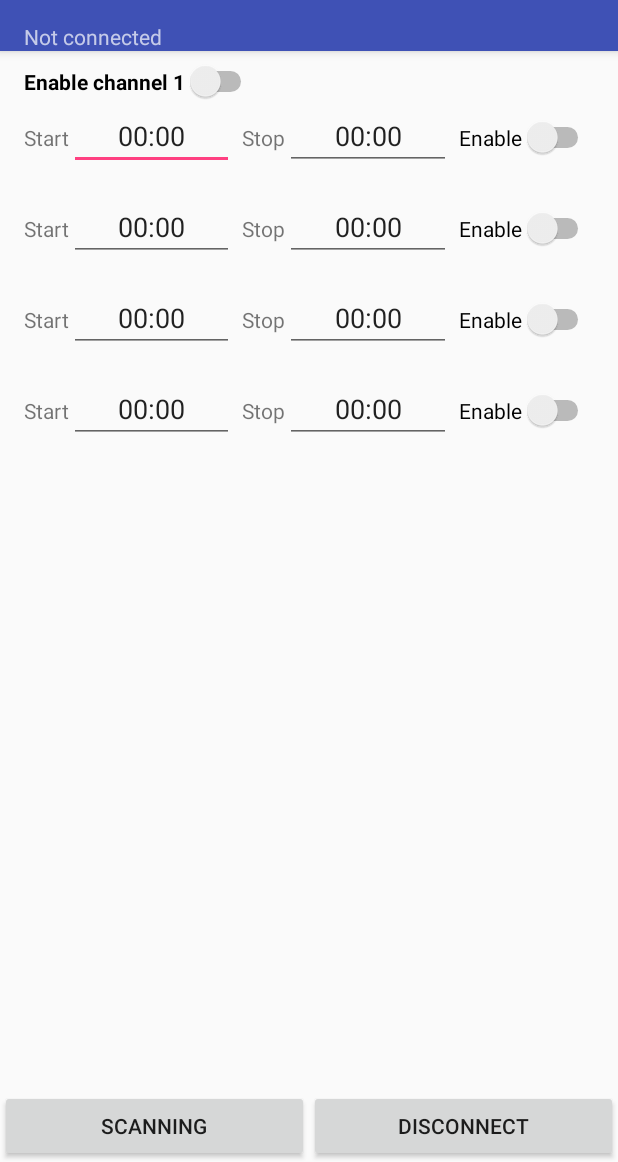
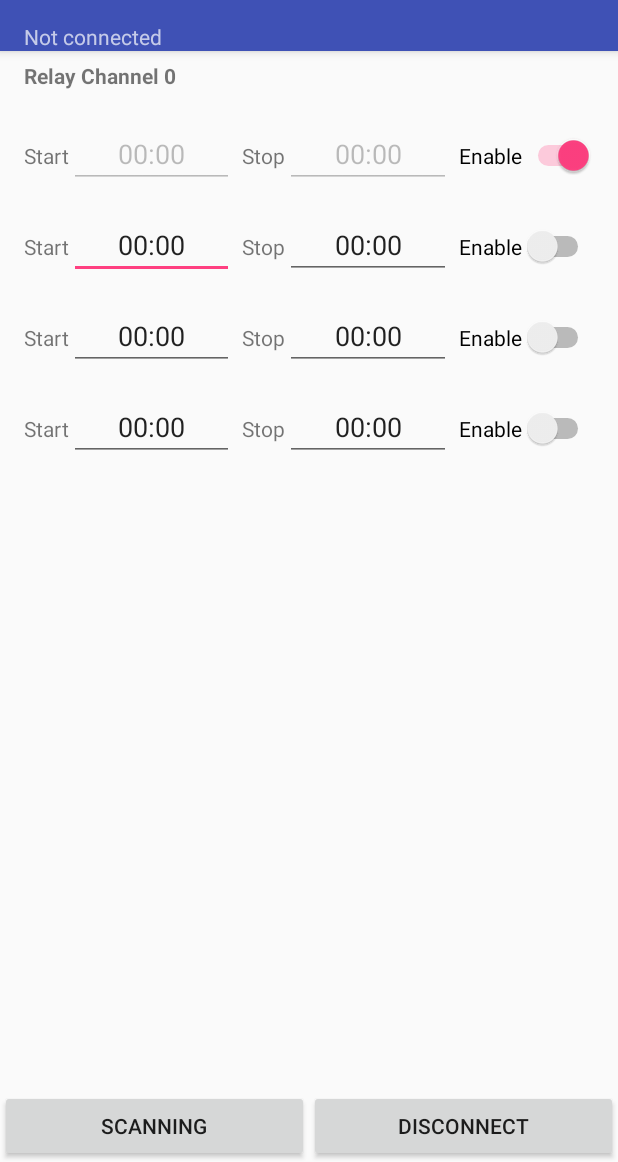
Before and after one commit to LorenzoBianconi/android-projects, an Android app: the screen it shows after launch (ICActivity), in the options menu, after a tap on "Settings", on a phone screen of 412 x 824 dp, the part 74-1236 px from its top. Run offline under Robolectric (Android 15) with nearby library versions, the phone set to English and light mode, and no system bars.

Commit message:
IrrigationController: add xml parsing support

```diff
--- a/IrrigationController/app/src/main/java/net/lorenzobianconi/irrigationcontroller/ICActivity.java
+++ b/IrrigationController/app/src/main/java/net/lorenzobianconi/irrigationcontroller/ICActivity.java
@@ -8,6 +8,7 @@ import android.content.Context;
 import android.content.IntentFilter;
 import android.content.pm.PackageManager;
 import android.os.AsyncTask;
+import android.os.SystemClock;
 import android.support.v7.app.AppCompatActivity;
 import android.support.v7.widget.Toolbar;
 
@@ -48,7 +49,7 @@ import java.util.ArrayList;
 import java.util.UUID;
 
 public class ICActivity extends AppCompatActivity {
-    private final String ICONTROLLER_TAG = "ICONTROLLER_TAG";
+    final String ICONTROLLER_TAG = "ICONTROLLER_TAG";
 
     /**
      * The {@link android.support.v4.view.PagerAdapter} that will provide
@@ -106,6 +107,11 @@ public class ICActivity extends AppCompatActivity {
                 } catch (IOException e) {
                     e.printStackTrace();
                 }
+            } else if (action.equals(ACTION_IC_BT_TX)) {
+                if (mRFChannel != null && mSocket.isConnected()) {
+                    String conf = intent.getStringExtra("TX_CONF");
+                    mRFChannel.write(conf);
+                }
             }
         }
     };
@@ -139,7 +145,8 @@ public class ICActivity extends AppCompatActivity {
                 mDisconButton.setClickable(true);
                 mRFChannel = new RFChannelTread();
                 mRFChannel.start();
-                mRFChannel.write("GET");
+                SystemClock.sleep(2500);
+                mRFChannel.write("<GET>");
             }
         }
     }
@@ -172,6 +179,7 @@ public class ICActivity extends AppCompatActivity {
             try {
                 OutputStream mOutStream = mSocket.getOutputStream();
                 mOutStream.write(data.getBytes());
+                mOutStream.flush();
             } catch (IOException e) {
                 e.printStackTrace();
             }
@@ -184,11 +192,6 @@ public class ICActivity extends AppCompatActivity {
                 e.printStackTrace();
             }
         }
-    }
-
-    public void txMessage(String conf) {
-        if (mRFChannel != null && mSocket.isConnected())
-            mRFChannel.write(conf);
     }
 
     protected void onCreate(Bundle savedInstanceState) {
@@ -286,13 +289,15 @@ public class ICActivity extends AppCompatActivity {
     }
 
     static final String ACTION_IC_BT_RESET = "BT_RESET";
+    static final String ACTION_IC_BT_TX = "TX_MESSAGE";
 
     protected void onResume() {
         super.onResume();
         registerReceiver(mBluetoothReceiver, new IntentFilter(BluetoothDevice.ACTION_FOUND));
-        registerReceiver(mBluetoothReceiver, new IntentFilter(ACTION_IC_BT_RESET));
         registerReceiver(mBluetoothReceiver,
                 new IntentFilter(BluetoothAdapter.ACTION_DISCOVERY_FINISHED));
+        registerReceiver(mBluetoothReceiver, new IntentFilter(ACTION_IC_BT_RESET));
+        registerReceiver(mBluetoothReceiver, new IntentFilter(ACTION_IC_BT_TX));
     }
 
     protected void onPause() {
@@ -338,77 +343,73 @@ public class ICActivity extends AppCompatActivity {
     public static class RelayChannelFragment extends Fragment {
         private static final String ARG_SECTION_NUMBER = "section_number";
 
-        public class UIRelay {
-            private class UIRelayTimeSlot {
-                private Switch mEnabled;
-                private EditText mStart;
-                private EditText mStop;
+        private class UIRelayTimeSlot {
+            private Switch mTimeSlotEnable;
+            private EditText mTimeSlotStart;
+            private EditText mTimeSlotStop;
 
-                public UIRelayTimeSlot(Switch enabled, EditText start, EditText stop) {
-                    mEnabled = enabled;
-                    mStart = start;
-                    mStop = stop;
-                }
+            private int mTimeSlotIndex;
+            private int mChannelIndex;
 
-                public void setEnable(boolean enable) {
-                    mEnabled.setChecked(enable);
-                    mStart.setEnabled(enable);
-                    mStop.setEnabled(enable);
-                }
+            public UIRelayTimeSlot(Switch enabled, EditText start, EditText stop,
+                                   int chanIndex, int timeSlotIndexindex) {
+                mChannelIndex = chanIndex;
+                mTimeSlotIndex = timeSlotIndexindex;
 
-                public void update(String start, String stop, boolean enable) {
-                    mEnabled.setChecked(enable);
-                    mStart.setText(start);
-                    mStop.setText(stop);
+                mTimeSlotStart = start;
+                mTimeSlotStop = stop;
+                mTimeSlotEnable = enabled;
+                mTimeSlotEnable.setOnClickListener(new View.OnClickListener() {
+                    public void onClick(View view) {
+                        String xml = getXmlConf();
+                        Intent intent = new Intent(ACTION_IC_BT_TX);
+                        intent.putExtra("TX_CONF", xml);
+                        getActivity().sendBroadcast(intent);
+
+                        mTimeSlotStart.setEnabled(!mTimeSlotEnable.isChecked());
+                        mTimeSlotStop.setEnabled(!mTimeSlotEnable.isChecked());
+                    }
+                });
+
+                Intent intent = new Intent(ACTION_IC_BT_TX);
+                intent.putExtra("TX_CONF", "<GET>");
+                getActivity().sendBroadcast(intent);
+            }
+
+            public void updateUI(String startTime, String stopTime, boolean enabled) {
+                mTimeSlotEnable.setChecked(enabled);
+                mTimeSlotStart.setText(startTime);
+                mTimeSlotStop.setText(stopTime);
+                if (enabled == true) {
+                    mTimeSlotStart.setEnabled(false);
+                    mTimeSlotStop.setEnabled(false);
                 }
             }
 
-            private ArrayList<UIRelayTimeSlot> mTimeSlotList;
-            private Switch mSwitch;
+            public String getXmlConf() {
+                String xml = "";
 
-            public UIRelay(View view, final int index) {
-                mSwitch = (Switch) view.findViewById(R.id.switchEnable);
-                mSwitch.setText("Enable channel " + index);
-                mSwitch.setOnCheckedChangeListener(new CompoundButton.OnCheckedChangeListener() {
-                    public void onCheckedChanged(CompoundButton compoundButton, boolean enabled) {
-                        if (enabled == true) {
-                            mActivity.txMessage("");
-                        }
-                        for (UIRelayTimeSlot phase: mTimeSlotList) {
-                            phase.setEnable(!enabled);
-                        }
-                    }
-                });
+                xml += "<SET ch=\"";
+                xml += mChannelIndex;
+                xml += "\" idx=\"";
+                xml += mTimeSlotIndex;
+                xml += "\" en=\"";
+                xml += mTimeSlotEnable.isChecked() ? 1 : 0;
+                xml += "\" bt=\"";
+                xml += mTimeSlotStart.getText();
+                xml += "\" et=\"";
+                xml += mTimeSlotStop.getText();
+                xml += "\"/>";
 
-                mTimeSlotList = new ArrayList<UIRelayTimeSlot>();
-                mTimeSlotList.add(new UIRelayTimeSlot((Switch) view.findViewById(R.id.p1Enable),
-                        (EditText) view.findViewById(R.id.p1StartTime),
-                        (EditText) view.findViewById(R.id.p1StopTime)));
-                mTimeSlotList.add(new UIRelayTimeSlot((Switch) view.findViewById(R.id.p2Enable),
-                        (EditText) view.findViewById(R.id.p2StartTime),
-                        (EditText) view.findViewById(R.id.p2StopTime)));
-                mTimeSlotList.add(new UIRelayTimeSlot((Switch) view.findViewById(R.id.p3Enable),
-                        (EditText) view.findViewById(R.id.p3StartTime),
-                        (EditText) view.findViewById(R.id.p3StopTime)));
-                mTimeSlotList.add(new UIRelayTimeSlot((Switch) view.findViewById(R.id.p4Enable),
-                        (EditText) view.findViewById(R.id.p4StartTime),
-                        (EditText) view.findViewById(R.id.p4StopTime)));
-            }
-
-            public void updateTimeSlot(int index, String start, String stop, boolean enable) {
-                UIRelayTimeSlot UITimeSlot = mTimeSlotList.get(index);
-                UITimeSlot.update(start, stop, enable);
-            }
-
-            public void updateEnable(boolean enable) {
-                mSwitch.setChecked(enable);
+                return xml;
             }
         }
 
-        private ICActivity mActivity;
-        private UIRelay mUIRelay;
+        private ArrayList<UIRelayTimeSlot> mTimeSlotList;
+        private TextView channelIndex;
 
         public RelayChannelFragment() {
+            mTimeSlotList = new ArrayList<UIRelayTimeSlot>();
         }
 
         /**
@@ -426,25 +427,35 @@ public class ICActivity extends AppCompatActivity {
 
         public View onCreateView(LayoutInflater inflater, ViewGroup container,
                                  Bundle savedInstanceState) {
-            View rootView;
+            View rootView = inflater.inflate(R.layout.channel_ic, container, false);
             int index = getArguments().getInt(ARG_SECTION_NUMBER);
 
-            rootView = inflater.inflate(R.layout.channel_ic, container, false);
-            mUIRelay = new UIRelay(rootView, index);
+            channelIndex = (TextView) rootView.findViewById(R.id.textChannel);
+            channelIndex.setText("Relay Channel " + index);
+
+            mTimeSlotList.add(new UIRelayTimeSlot((Switch) rootView.findViewById(R.id.p1Enable),
+                    (EditText) rootView.findViewById(R.id.p1StartTime),
+                    (EditText) rootView.findViewById(R.id.p1StopTime), index, 0));
+            mTimeSlotList.add(new UIRelayTimeSlot((Switch) rootView.findViewById(R.id.p2Enable),
+                    (EditText) rootView.findViewById(R.id.p2StartTime),
+                    (EditText) rootView.findViewById(R.id.p2StopTime), index, 1));
+            mTimeSlotList.add(new UIRelayTimeSlot((Switch) rootView.findViewById(R.id.p3Enable),
+                    (EditText) rootView.findViewById(R.id.p3StartTime),
+                    (EditText) rootView.findViewById(R.id.p3StopTime), index, 2));
+            mTimeSlotList.add(new UIRelayTimeSlot((Switch) rootView.findViewById(R.id.p4Enable),
+                    (EditText) rootView.findViewById(R.id.p4StartTime),
+                    (EditText) rootView.findViewById(R.id.p4StopTime), index, 3));
+
             return rootView;
         }
 
         public void onActivityCreated(Bundle saveInstance) {
             super.onActivityCreated(saveInstance);
-            mActivity = (ICActivity) getActivity();
-            mActivity.txMessage("GET");
         }
 
-        public void updateUIRelay(boolean enable, int index,
-                                  String startTime, String stopTime,
-                                  boolean tsEnabled) {
-            mUIRelay.updateEnable(enable);
-            mUIRelay.updateTimeSlot(index, startTime, stopTime, tsEnabled);
+        public void setUIRelayTimeSlot(int index, String startTime, String stopTime,
+                                    boolean tsEnabled) {
+            mTimeSlotList.get(index).updateUI(startTime, stopTime, tsEnabled);
         }
     }
 
@@ -480,27 +491,25 @@ public class ICActivity extends AppCompatActivity {
 
                 while (event != XmlPullParser.END_DOCUMENT)  {
                     String name = mXmlConfParser.getName();
-                    if (name == null || name.equals("time_slot") == false) {
+                    if (name == null || name.equals("ts") == false) {
                         event = mXmlConfParser.next();
                         continue;
                     }
 
                     int channel =
-                            Integer.parseInt(mXmlConfParser.getAttributeValue(null, "channel"));
-                    boolean enabled =
-                            mXmlConfParser.getAttributeValue(null, "channel_enabled").equals("1");
-                    int index = Integer.parseInt(mXmlConfParser.getAttributeValue(null, "index"));
+                            Integer.parseInt(mXmlConfParser.getAttributeValue(null, "chan"));
+                    int index = Integer.parseInt(mXmlConfParser.getAttributeValue(null, "idx"));
                     boolean tsEnabled =
-                            mXmlConfParser.getAttributeValue(null, "enabled").equals("1");
-                    String startTime = mXmlConfParser.getAttributeValue(null, "start_time");
-                    String stopTime = mXmlConfParser.getAttributeValue(null, "stop_time");
+                            mXmlConfParser.getAttributeValue(null, "en").equals("1");
+                    String startTime = mXmlConfParser.getAttributeValue(null, "bt");
+                    String stopTime = mXmlConfParser.getAttributeValue(null, "et");
 
                     switch (event) {
                         case XmlPullParser.START_TAG:
                             break;
                         case XmlPullParser.END_TAG: {
                             if (mFragments.size() > channel) {
-                                mFragments.get(channel).updateUIRelay(enabled, index, startTime,
+                                mFragments.get(channel).setUIRelayTimeSlot(index, startTime,
                                         stopTime, tsEnabled);
                             }
                             break;
@@ -518,20 +527,23 @@ public class ICActivity extends AppCompatActivity {
                 String action = intent.getAction();
                 if (action.equals(ACTION_IC_RX_CONF)) {
                     String buffer = intent.getStringExtra("RX_CONF");
-                    if (buffer.length() > 0)
+                    if (buffer.length() > 0) {
                         try {
-                            mSectionsPagerAdapter.parseRxMessage(intent.getStringExtra("RX_CONF"));
+                            String data = intent.getStringExtra("RX_CONF");
+                            Log.d(ICONTROLLER_TAG, data);
+                            mSectionsPagerAdapter.parseRxMessage(data);
                         } catch (XmlPullParserException e) {
                             e.printStackTrace();
                         } catch (IOException e) {
                             e.printStackTrace();
                         }
+                    }
                 }
             }
         };
 
         public Fragment getItem(int position) {
-            mFragments.add(position, RelayChannelFragment.newInstance(position + 1));
+            mFragments.add(position, RelayChannelFragment.newInstance(position));
             return mFragments.get(position);
         }
 
--- a/IrrigationController/app/src/main/res/layout/channel_ic.xml
+++ b/IrrigationController/app/src/main/res/layout/channel_ic.xml
@@ -8,18 +8,19 @@
     android:paddingTop="90dp"
     tools:context="net.lorenzobianconi.irrigationcontroller.ICActivity$PlaceholderFragment">
 
-    <Switch
-        android:id="@+id/switchEnable"
+    <TextView
+        android:id="@+id/textChannel"
         android:layout_width="wrap_content"
         android:layout_height="wrap_content"
-        android:text="Enable channel"
-        android:textStyle="bold" />
+        android:textStyle="bold"
+        android:text="Relay Channel" />
 
     <LinearLayout
         android:id="@+id/phase1"
+        android:paddingTop="20dp"
         android:layout_width="match_parent"
         android:layout_height="wrap_content"
-        android:layout_below="@+id/switchEnable"
+        android:layout_below="@+id/textChannel"
         android:orientation="horizontal">
 
         <TextView
@@ -34,9 +35,9 @@
             android:layout_height="wrap_content"
             android:layout_weight="1"
             android:ems="10"
+            android:inputType="time"
             android:text="00:00"
-            android:textAlignment="center"
-            android:inputType="time" />
+            android:textAlignment="center" />
 
         <TextView
             android:id="@+id/p1StopTextView"
```
